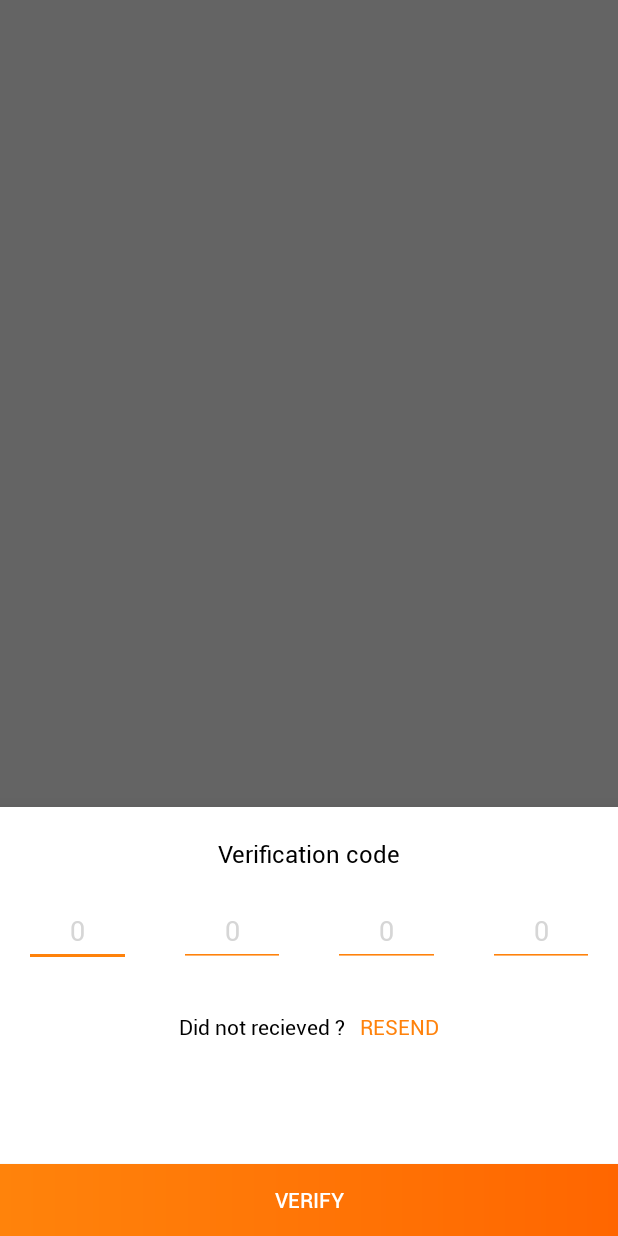
After one commit to mohammadve/Utaliiguide, an Android app: the fragment VerifyOTPDialogFragment shown on its own in the app's theme, on a phone screen of 412 x 824 dp. The commit adds this screen. Run offline under Robolectric (Android 15) with nearby library versions, the phone set to English and light mode, and no system bars; 1 statement that could not run was skipped.

Commit message:
VerifyOtp Fragment

```diff
--- /dev/null
+++ b/app/src/main/java/com/utaliiguides/fragment/VerifyOTPDialogFragment.kt
@@ -0,0 +1,200 @@
+package com.utaliiguides.fragment
+
+import android.annotation.SuppressLint
+import android.content.DialogInterface
+import android.os.Bundle
+import android.text.Editable
+import android.text.TextWatcher
+import android.view.LayoutInflater
+import android.view.View
+import android.view.ViewGroup
+import android.widget.Button
+import android.widget.TextView
+import com.google.android.material.bottomsheet.BottomSheetDialogFragment
+import com.utaliiguides.R
+import com.utalli.helpers.Utils
+import kotlinx.android.synthetic.main.dialog_verify_otp.*
+import kotlinx.android.synthetic.main.dialog_verify_otp.view.*
+
+class VerifyOTPDialogFragment() : BottomSheetDialogFragment(){
+
+    var OTP = ""
+    var onButtonClick: OnButtonClick? = null
+
+
+    override fun onCreateView(inflater: LayoutInflater, container: ViewGroup?, savedInstanceState: Bundle?): View? {
+        val view = inflater.inflate(R.layout.dialog_verify_otp, container, false)
+
+        OTP = arguments!!.get("otp") as String
+
+        var btnVerify = view.findViewById<Button>(R.id.btn_verify)
+
+
+        getEditText(view)
+
+
+
+        btnVerify.setOnClickListener(View.OnClickListener {
+            if (checkValidations()) {
+                onButtonClick!!.onSubmitClick()
+            }
+
+        })
+
+        var tvResend = view.findViewById<TextView>(R.id.tv_resend)
+        tvResend.setOnClickListener(View.OnClickListener {
+            onButtonClick!!.onResendClick()
+        })
+
+
+        return view
+    }
+
+
+
+    private fun getEditText(view: View) {
+
+        view.et_code_1.addTextChangedListener(object:TextWatcher {
+
+            override fun onTextChanged(s:CharSequence, start:Int, before:Int, count:Int) {
+
+
+            }
+            override fun beforeTextChanged(s:CharSequence, start:Int, count:Int, after:Int) {
+
+            }
+            override fun afterTextChanged(s:Editable) {
+                if (et_code_1.getText().toString().length === 1) {
+                    et_code_2.requestFocus()
+                }
+
+            }
+        })
+
+
+
+        view.et_code_2.addTextChangedListener(object: TextWatcher {
+
+            override fun onTextChanged(s:CharSequence, start:Int, before:Int, count:Int) {
+
+            }
+            override fun beforeTextChanged(s:CharSequence, start:Int, count:Int, after:Int) {
+
+
+            }
+            override fun afterTextChanged(s:Editable) {
+
+                if (et_code_2.getText().toString().length === 1) {
+                    et_code_3.requestFocus()
+                }
+                else if(et_code_2.text.toString().length == 0){
+                    et_code_1.requestFocus()
+                }
+
+            }
+        })
+
+
+        view.et_code_3.addTextChangedListener(object : TextWatcher{
+
+            override fun onTextChanged(s: CharSequence?, start: Int, before: Int, count: Int) {
+
+            }
+
+            override fun beforeTextChanged(s: CharSequence?, start: Int, count: Int, after: Int) {
+
+            }
+
+            override fun afterTextChanged(s: Editable?) {
+                if(et_code_3.text.toString().length == 1){
+                    et_code_4.requestFocus()
+                }
+                else if(et_code_3.text.toString().length == 0){
+                    et_code_2.requestFocus()
+                }
+            }
+
+
+        })
+
+
+        view.et_code_4.addTextChangedListener(object : TextWatcher{
+
+            override fun onTextChanged(s: CharSequence?, start: Int, before: Int, count: Int) {
+
+            }
+
+            override fun beforeTextChanged(s: CharSequence?, start: Int, count: Int, after: Int) {
+
+            }
+
+
+            override fun afterTextChanged(s: Editable?) {
+
+                if(et_code_4.text.toString().length == 0){
+                    et_code_3.requestFocus()
+                }
+
+            }
+
+
+        })
+
+    }
+
+
+    @SuppressLint("ValidFragment")
+    constructor(onButtonClick: OnButtonClick) : this() {
+        this.onButtonClick = onButtonClick
+
+    }
+
+    companion object {
+
+        fun newInstance(OTP: String, onButtonClick: OnButtonClick): VerifyOTPDialogFragment {
+
+
+            var dialogFragment = VerifyOTPDialogFragment(onButtonClick)
+            var args = Bundle()
+            args.putString("otp", OTP)
+            dialogFragment.arguments = args
+
+            return dialogFragment
+
+        }
+
+    }
+
+
+
+    fun checkValidations(): Boolean {
+
+        if (!Utils.isInternetAvailable(context)) {
+            Utils.showToast(context!!, resources.getString(R.string.msg_no_internet))
+            return false
+        } else if (et_code_1.text!!.length == 0 || et_code_2.text!!.length == 0 || et_code_3.text!!.length == 0 || et_code_4.text!!.length == 0) {
+            Utils.showToast(context!!, resources.getString(R.string.msg_invalid_otp))
+            return false
+        }
+        else if (!OTP.equals(et_code_1.text!!.toString() + et_code_2.text!!.toString() + et_code_3.text!!.toString() + et_code_4.text!!.toString())) {
+            Utils.showToast(context!!, resources.getString(R.string.msg_invalid_otp))
+            return false
+        }
+
+        return true
+
+    }
+
+    override fun onDismiss(dialog: DialogInterface) {
+        super.onDismiss(dialog)
+        onButtonClick!!.onDismiss()
+
+    }
+
+    interface OnButtonClick {
+        fun onDismiss()
+        fun onResendClick()
+        fun onSubmitClick()
+
+    }
+}
--- a/app/src/main/java/com/utaliiguides/network/ApiService.kt
+++ b/app/src/main/java/com/utaliiguides/network/ApiService.kt
@@ -273,7 +273,4 @@ interface ApiService {
         @Header("x-access-token") token : String,
         @Field("guideId") guideId : Int
     ):Call<JsonObject>
-
-
-
 }
--- a/app/src/main/res/layout/activity_create_new_tour.xml
+++ b/app/src/main/res/layout/activity_create_new_tour.xml
@@ -316,7 +316,7 @@
                     app:layout_constraintTop_toBottomOf="@+id/tv_limitOfUserMsg"
                     android:backgroundTint="@color/colorPrimary"
                     android:textCursorDrawable="@drawable/cursor_drawable"
-                    android:maxLength="3"
+                    android:maxLength="10"
                     android:inputType="number"
                     android:singleLine="true"
                     android:hint="@string/enter_no_of_people_in_pool"
@@ -359,7 +359,7 @@
                     app:layout_constraintTop_toBottomOf="@+id/tv_poolPrice"
                     android:backgroundTint="@color/colorPrimary"
                     android:textCursorDrawable="@drawable/cursor_drawable"
-                    android:maxLength="4"
+                    android:maxLength="10"
                     android:inputType="number"
                     android:singleLine="true"
                     android:hint="pricing"
--- /dev/null
+++ b/app/src/main/res/layout/dialog_verify_otp.xml
@@ -0,0 +1,164 @@
+<?xml version="1.0" encoding="utf-8"?>
+<!--
+<LinearLayout xmlns:android="http://schemas.android.com/apk/res/android"
+              android:orientation="vertical"
+              android:layout_width="match_parent"
+              android:layout_height="match_parent">
+
+</LinearLayout>-->
+<androidx.coordinatorlayout.widget.CoordinatorLayout
+        xmlns:android="http://schemas.android.com/apk/res/android"
+        xmlns:app="http://schemas.android.com/apk/res-auto"
+        android:layout_width="match_parent"
+        android:layout_height="wrap_content"
+        android:background="@color/colorWhite"
+>
+
+    <androidx.constraintlayout.widget.ConstraintLayout
+            android:id="@+id/cl_verify_otp"
+            android:layout_width="match_parent"
+            android:layout_height="wrap_content"
+            app:layout_constraintLeft_toLeftOf="parent"
+            app:layout_constraintBottom_toBottomOf="parent"
+            app:layout_constraintRight_toRightOf="parent"
+    >
+
+
+        <com.utaliiguides.RobotoRegularTextView
+                android:id="@+id/tv_txt_enter_otp"
+                android:layout_width="0dp"
+                android:layout_height="wrap_content"
+                app:layout_constraintTop_toTopOf="parent"
+                android:layout_marginTop="20dp"
+                app:layout_constraintLeft_toLeftOf="parent"
+                app:layout_constraintRight_toRightOf="parent"
+                app:layout_constraintHorizontal_chainStyle="packed"
+                android:textColor="@color/colorBlack"
+                android:text="Verification code"
+                android:gravity="center"
+                android:textSize="16sp"
+
+        />
+
+
+        <com.utaliiguides.RobotoRegularEditText
+                android:id="@+id/et_code_1"
+                android:layout_width="0dp"
+                android:layout_height="wrap_content"
+                app:layout_constraintTop_toBottomOf="@+id/tv_txt_enter_otp"
+                app:layout_constraintLeft_toLeftOf="parent"
+                app:layout_constraintRight_toLeftOf="@+id/et_code_2"
+                android:layout_marginLeft="16dp"
+                android:layout_marginRight="16dp"
+                android:layout_marginTop="16dp"
+                android:maxLength="1"
+                android:hint="0"
+                android:textColorHint="@color/grey_1"
+                android:backgroundTint="@color/colorPrimary"
+                android:padding="12dp"
+                android:gravity="center"
+        />
+
+        <com.utaliiguides.RobotoRegularEditText
+                android:id="@+id/et_code_2"
+                android:layout_width="0dp"
+                android:layout_height="wrap_content"
+                app:layout_constraintTop_toTopOf="@+id/et_code_1"
+                app:layout_constraintLeft_toRightOf="@+id/et_code_1"
+                app:layout_constraintRight_toLeftOf="@+id/et_code_3"
+                android:layout_marginLeft="16dp"
+                android:layout_marginRight="16dp"
+                android:backgroundTint="@color/colorPrimary"
+                android:padding="12dp"
+                android:gravity="center"
+                android:hint="0"
+                android:textColorHint="@color/grey_1"
+                android:maxLength="1"
+
+        />
+        <com.utaliiguides.RobotoRegularEditText
+                android:id="@+id/et_code_3"
+                android:layout_width="0dp"
+                android:layout_height="wrap_content"
+                app:layout_constraintTop_toTopOf="@+id/et_code_1"
+                app:layout_constraintLeft_toRightOf="@+id/et_code_2"
+                app:layout_constraintRight_toLeftOf="@+id/et_code_4"
+                android:layout_marginLeft="16dp"
+                android:gravity="center"
+                android:layout_marginRight="16dp"
+                android:backgroundTint="@color/colorPrimary"
+                android:padding="12dp"
+                android:hint="0"
+                android:textColorHint="@color/grey_1"
+                android:maxLength="1"
+
+        />
+        <com.utaliiguides.RobotoRegularEditText
+                android:id="@+id/et_code_4"
+                android:layout_width="0dp"
+                android:layout_height="wrap_content"
+                app:layout_constraintTop_toTopOf="@+id/et_code_1"
+                app:layout_constraintLeft_toRightOf="@+id/et_code_3"
+                app:layout_constraintRight_toRightOf="parent"
+                android:layout_marginLeft="16dp"
+                android:layout_marginRight="16dp"
+                android:backgroundTint="@color/colorPrimary"
+                android:padding="12dp"
+                android:hint="0"
+                android:textColorHint="@color/grey_1"
+                android:maxLength="1"
+                android:gravity="center"
+
+        />
+
+
+        <com.utaliiguides.RobotoRegularTextView
+                android:id="@+id/tv_txt_did_not_got"
+                android:layout_width="wrap_content"
+                android:layout_height="wrap_content"
+                app:layout_constraintTop_toBottomOf="@+id/et_code_1"
+                android:layout_marginTop="20dp"
+                android:padding="10dp"
+                app:layout_constraintLeft_toLeftOf="parent"
+                app:layout_constraintRight_toLeftOf="@+id/tv_resend"
+                app:layout_constraintHorizontal_chainStyle="packed"
+                android:textColor="@color/colorBlack"
+                android:text="Did not recieved ?"
+
+        />
+
+        <com.utaliiguides.RobotoRegularTextView
+                android:id="@+id/tv_resend"
+                android:layout_width="wrap_content"
+                android:layout_height="wrap_content"
+                app:layout_constraintTop_toBottomOf="@+id/et_code_1"
+                android:layout_marginTop="20dp"
+                android:paddingTop="10dp"
+                android:paddingBottom="10dp"
+                android:paddingRight="10dp"
+                app:layout_constraintLeft_toRightOf="@+id/tv_txt_did_not_got"
+                app:layout_constraintRight_toRightOf="parent"
+                android:textColor="@color/colorPrimary"
+                android:text="RESEND"
+
+        />
+
+
+        <com.utaliiguides.RobotoMediumButton
+                android:id="@+id/btn_verify"
+                android:layout_width="0dp"
+                android:layout_height="wrap_content"
+                android:text="@string/text_verify"
+                app:layout_constraintLeft_toLeftOf="parent"
+                app:layout_constraintRight_toRightOf="parent"
+                app:layout_constraintTop_toBottomOf="@+id/tv_txt_did_not_got"
+                android:background="@drawable/app_gradient"
+                android:layout_marginTop="72dp"
+                android:textColor="@color/colorWhite"
+        />
+
+
+    </androidx.constraintlayout.widget.ConstraintLayout>
+
+
+</androidx.coordinatorlayout.widget.CoordinatorLayout>
```
Also changed, not shown: app/src/main/java/com/utaliiguides/activity/CreateNewTourActivity.kt (+46 -11 lines).
